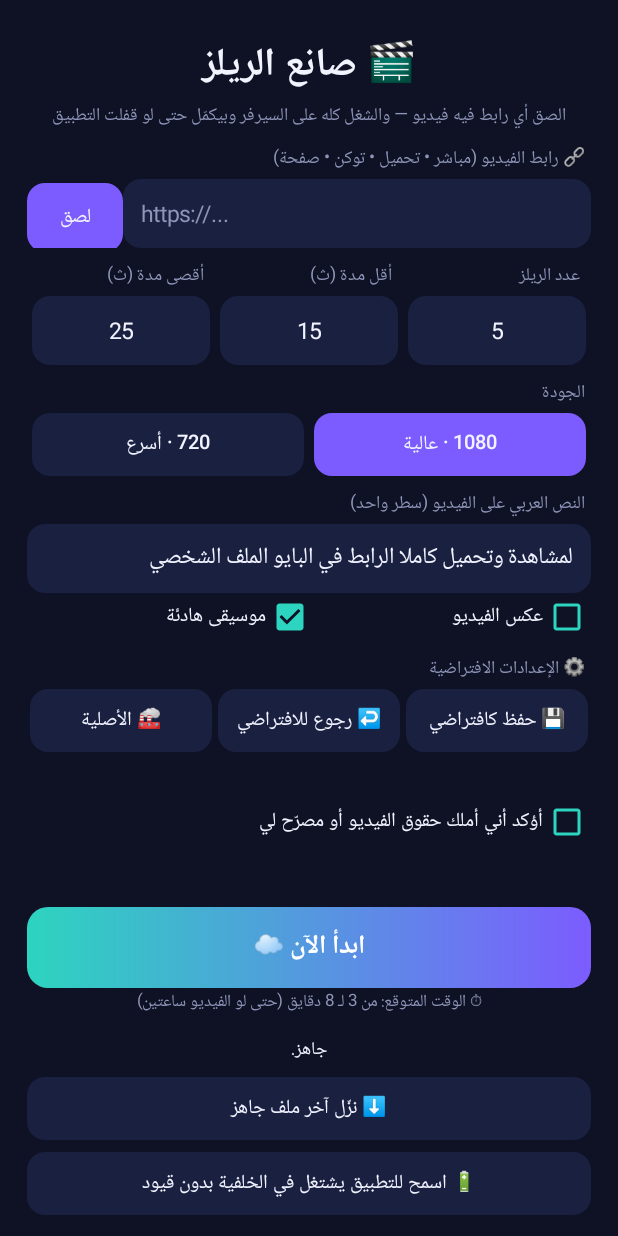
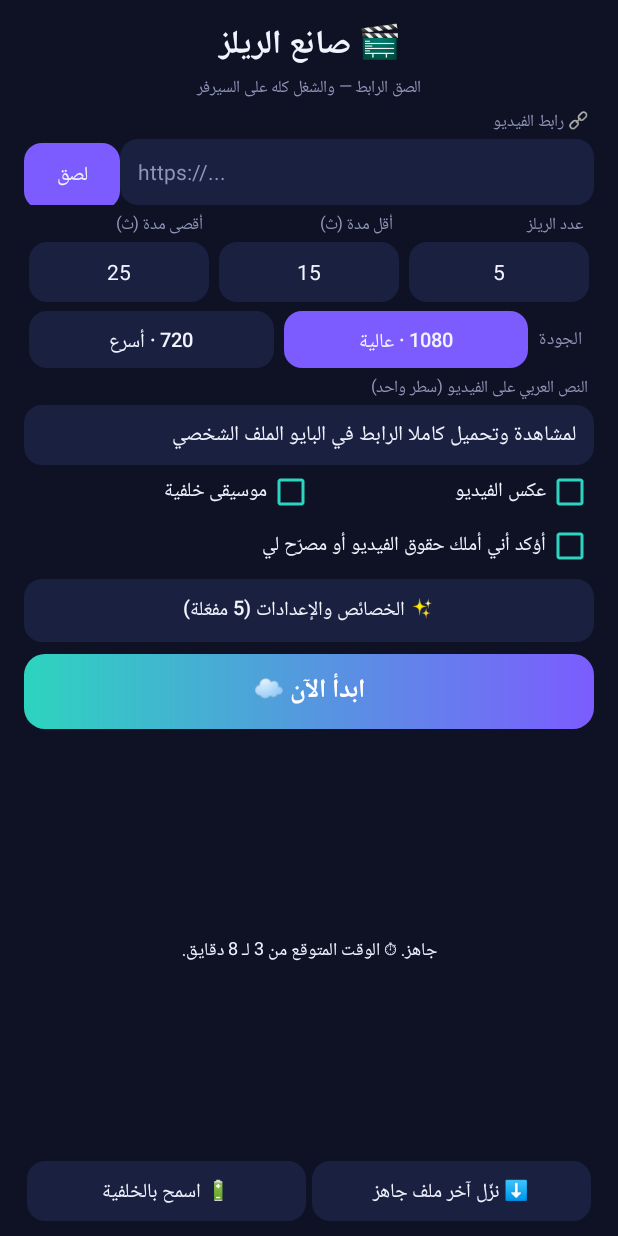
Before and after one commit to haker700700-lab/reels-maker, an Android app: the screen it shows after launch (MainActivity), on a phone screen of 412 x 824 dp. Run offline under Robolectric (Android 15) with nearby library versions, the phone set to English and light mode, and no system bars.

Commit message:
reels maker v4: vertical crop, best moments, face tracking, feature tiles, no-scroll home

```diff
--- a/android/app/build.gradle
+++ b/android/app/build.gradle
@@ -7,8 +7,8 @@ android {
         applicationId 'com.reelsmaker.app'
         minSdk 23
         targetSdk 34
-        versionCode 3
-        versionName '3.0'
+        versionCode 4
+        versionName '4.0'
         // بتتحقن وقت البناء على GitHub من الـ Secret (مش متكتوبة في الكود)
         buildConfigField "String", "APP_TOKEN", "\"${project.findProperty('appToken') ?: ''}\""
         buildConfigField "String", "APP_REPO", "\"${project.findProperty('appRepo') ?: ''}\""
--- a/android/app/src/main/AndroidManifest.xml
+++ b/android/app/src/main/AndroidManifest.xml
@@ -15,12 +15,15 @@
         android:theme="@android:style/Theme.DeviceDefault.Light.NoActionBar">
         <activity android:name=".MainActivity" android:exported="true"
             android:launchMode="singleTop"
-            android:windowSoftInputMode="adjustResize">
+            android:screenOrientation="portrait"
+            android:windowSoftInputMode="adjustPan">
             <intent-filter>
                 <action android:name="android.intent.action.MAIN" />
                 <category android:name="android.intent.category.LAUNCHER" />
             </intent-filter>
         </activity>
+        <activity android:name=".FeaturesActivity" android:exported="false"
+            android:screenOrientation="portrait" />
         <service android:name=".JobService" android:exported="false"
             android:foregroundServiceType="dataSync" />
         <receiver android:name=".BootReceiver" android:exported="true">
--- /dev/null
+++ b/android/app/src/main/java/com/reelsmaker/app/Feat.java
@@ -0,0 +1,110 @@
+package com.reelsmaker.app;
+
+import android.content.SharedPreferences;
+
+/** تعريف الخصائص (المربعات) والقيم الافتراضية — مشترك بين الشاشة الرئيسية وشاشة الخصائص. */
+final class Feat {
+    // الإعدادات الأصلية (المصنع)
+    static final String F_N = "5", F_MIN = "15", F_MAX = "25", F_RES = "1080";
+    static final String F_TEXT = "لمشاهدة وتحميل كاملا الرابط في البايو الملف الشخصي";
+    static final boolean F_REV = false, F_MUS = false;
+
+    // رقم كل خاصية (لازم يطابق ترتيب ID)
+    static final int CROP = 0, BEST = 1, FACE = 2;
+
+    static final String[] ID = {"crop", "best", "face", "enhance", "orig", "denoise", "fade", "musicfile"};
+    static final String[] ICON = {"✂️", "⭐", "👤", "✨", "🔊", "🎙️", "🎞️", "🎼"};
+    static final String[] NAME = {"قص بالطول", "أحسن اللحظات", "تتبّع الوجوه", "تحسين الصورة",
+            "صوت الفيديو", "تنقية الصوت", "تلاشي ناعم", "موسيقى منفصلة"};
+    static final String[] DESC = {
+            "الفيديو يملا الشاشة كلها بدون خلفية مغبشة",
+            "يختار الأقوى: حركة ووجوه وصوت",
+            "القص يمشي مع وش الشخص",
+            "ألوان وحدة أوضح شوية",
+            "سيب الصوت الأصلي شغّال",
+            "يقلل الدوشة من الكلام",
+            "بداية ونهاية بتدخل وتختفي بنعومة",
+            "ملف موسيقى لوحده جنب الريلز"};
+    static final boolean[] DEF = {true, true, true, true, true, false, false, false};
+
+    static final String[] STR_KEYS = {"n", "min", "max", "res", "text"};
+    static final String[] BOOL_KEYS = {"rev", "mus"};
+
+    private Feat() { }
+
+    /** القيمة الحالية، وإلا الافتراضي المحفوظ، وإلا الأصلي. */
+    static String str(SharedPreferences sp, String k, String factory) {
+        return sp.getString(k, sp.getString("d_" + k, factory));
+    }
+
+    static boolean bool(SharedPreferences sp, String k, boolean factory) {
+        return sp.getBoolean(k, sp.getBoolean("d_" + k, factory));
+    }
+
+    static boolean get(SharedPreferences sp, int i) {
+        return sp.getBoolean("f_" + ID[i], sp.getBoolean("d_f_" + ID[i], DEF[i]));
+    }
+
+    static int enabledCount(SharedPreferences sp) {
+        int c = 0;
+        for (int i = 0; i < ID.length; i++) {
+            if (get(sp, i)) c++;
+        }
+        return c;
+    }
+
+    /** النص اللي بيتبعت للسيرفر: crop,best,... أو none. */
+    static String string(SharedPreferences sp) {
+        StringBuilder sb = new StringBuilder();
+        for (int i = 0; i < ID.length; i++) {
+            if (get(sp, i)) {
+                if (sb.length() > 0) sb.append(',');
+                sb.append(ID[i]);
+            }
+        }
+        return sb.length() == 0 ? "none" : sb.toString();
+    }
+
+    /** حفظ كل اللي على الشاشة (وقت الحفظ) كإعدادات افتراضية. */
+    static void saveDefault(SharedPreferences sp) {
+        SharedPreferences.Editor e = sp.edit();
+        for (String k : STR_KEYS) {
+            if (sp.contains(k)) e.putString("d_" + k, sp.getString(k, ""));
+        }
+        for (String k : BOOL_KEYS) {
+            if (sp.contains(k)) e.putBoolean("d_" + k, sp.getBoolean(k, false));
+        }
+        for (int i = 0; i < ID.length; i++) {
+            e.putBoolean("d_f_" + ID[i], get(sp, i));
+        }
+        e.apply();
+    }
+
+    /** رجوع للافتراضي المحفوظ (لو مفيش، بيرجع للأصلي). */
+    static void restoreDefault(SharedPreferences sp) {
+        SharedPreferences.Editor e = sp.edit();
+        for (String k : STR_KEYS) {
+            if (sp.contains("d_" + k)) e.putString(k, sp.getString("d_" + k, ""));
+            else e.remove(k);
+        }
+        for (String k : BOOL_KEYS) {
+            if (sp.contains("d_" + k)) e.putBoolean(k, sp.getBoolean("d_" + k, false));
+            else e.remove(k);
+        }
+        for (int i = 0; i < ID.length; i++) {
+            String k = "f_" + ID[i];
+            if (sp.contains("d_" + k)) e.putBoolean(k, sp.getBoolean("d_" + k, DEF[i]));
+            else e.remove(k);
+        }
+        e.apply();
+    }
+
+    /** الإعدادات الأصلية: بيمسح الحالي والافتراضي المحفوظ. */
+    static void factory(SharedPreferences sp) {
+        SharedPreferences.Editor e = sp.edit();
+        for (String k : STR_KEYS) e.remove(k).remove("d_" + k);
+        for (String k : BOOL_KEYS) e.remove(k).remove("d_" + k);
+        for (int i = 0; i < ID.length; i++) e.remove("f_" + ID[i]).remove("d_f_" + ID[i]);
+        e.apply();
+    }
+}
--- a/android/app/src/main/java/com/reelsmaker/app/MainActivity.java
+++ b/android/app/src/main/java/com/reelsmaker/app/MainActivity.java
@@ -15,6 +15,7 @@ import android.os.Bundle;
 import android.os.PowerManager;
 import android.provider.Settings;
 import android.text.InputType;
+import android.text.TextUtils;
 import android.view.Gravity;
 import android.view.View;
 import android.widget.Button;
@@ -22,7 +23,6 @@ import android.widget.CheckBox;
 import android.widget.EditText;
 import android.widget.LinearLayout;
 import android.widget.ProgressBar;
-import android.widget.ScrollView;
 import android.widget.TextView;
 
 import org.json.JSONObject;
@@ -30,17 +30,13 @@ import org.json.JSONObject;
 /**
  * صانع الريلز: بتلصق الرابط وبس. الشغل كله على سيرفرات GitHub المجانية،
  * ومتابعة العملية والتنزيل بتتم في خدمة خلفية (JobService) بتكمّل حتى لو قفلت الشاشة أو التطبيق أو النت فصل.
+ * الصفحة الرئيسية ثابتة على شاشة واحدة (من غير أي تمرير طلوع أو نزول). الخصائص في شاشة مستقلة (FeaturesActivity).
  */
 public class MainActivity extends Activity {
-    // الإعدادات الأصلية (المصنع)
-    static final String F_N = "5", F_MIN = "15", F_MAX = "25", F_RES = "1080";
-    static final String F_TEXT = "لمشاهدة وتحميل كاملا الرابط في البايو الملف الشخصي";
-    static final boolean F_REV = false, F_MUS = true;
-
     SharedPreferences sp;
     EditText link, count, minL, maxL, text;
-    String resv = F_RES;
-    Button q720, q1080, go, last, battery;
+    String resv = Feat.F_RES;
+    Button q720, q1080, go, last, battery, feats;
     CheckBox reverse, music, rights;
     TextView status;
     ProgressBar bar;
@@ -60,9 +56,10 @@ public class MainActivity extends Activity {
     TextView label(LinearLayout p, String s) {
         TextView t = new TextView(this);
         t.setText(s);
-        t.setTextSize(12);
+        t.setTextSize(11);
         t.setTextColor(DIM);
-        t.setPadding(dp(4), dp(8), dp(4), dp(3));
+        t.setSingleLine(true);
+        t.setPadding(dp(4), dp(4), dp(4), dp(2));
         p.addView(t);
         return t;
     }
@@ -75,7 +72,7 @@ public class MainActivity extends Activity {
         e.setSingleLine(true);
         e.setTextColor(TXT);
         e.setHintTextColor(DIM);
-        e.setTextSize(15);
+        e.setTextSize(14);
         e.setBackground(shape(CARD, 12));
         e.setPadding(dp(12), 0, dp(12), 0);
         return e;
@@ -90,7 +87,7 @@ public class MainActivity extends Activity {
     EditText field(LinearLayout p, String lbl, String val, int type) {
         label(p, lbl);
         EditText e = box("", val, type);
-        p.addView(e, lp(-1, dp(46), 0, 0));
+        p.addView(e, lp(-1, dp(40), 0, 0));
         return e;
     }
 
@@ -101,7 +98,8 @@ public class MainActivity extends Activity {
         c.setTextColor(TXT);
         c.setTextSize(13);
         c.setButtonTintList(android.content.res.ColorStateList.valueOf(ACC2));
-        p.addView(c, lp(-2, -2, 1, 0));
+        // جوه صف أفقي: بياخد نصيبه بالتساوي. جوه عمود رأسي: مفيش وزن (عشان ما ياخدش من مساحة الحالة)
+        p.addView(c, lp(-2, dp(36), p.getOrientation() == LinearLayout.HORIZONTAL ? 1 : 0, 0));
         return c;
     }
 
@@ -111,61 +109,74 @@ public class MainActivity extends Activity {
         b.setAllCaps(false);
         b.setTextColor(TXT);
         b.setTextSize(13);
+        b.setMinHeight(0);
+        b.setMinimumHeight(0);
         b.setBackground(shape(on ? ACC : CARD, 12));
         b.setStateListAnimator(null);
         return b;
     }
 
     void setRes(String r) {
-        resv = r;
-        q720.setBackground(shape("720".equals(r) ? ACC : CARD, 12));
-        q1080.setBackground(shape("1080".equals(r) ? ACC : CARD, 12));
+        resv = "720".equals(r) ? "720" : "1080";
+        q720.setBackground(shape("720".equals(resv) ? ACC : CARD, 12));
+        q1080.setBackground(shape("1080".equals(resv) ? ACC : CARD, 12));
     }
 
-    /** القيمة الافتراضية المحفوظة (أو الأصلية لو ما حفظتش). */
-    String dflt(String k, String factory) { return sp.getString("d_" + k, factory); }
+    /** بيحمّل القيم (الحالية، وإلا الافتراضي المحفوظ، وإلا الأصلي) في الخانات. */
+    void loadFromPrefs() {
+        count.setText(Feat.str(sp, "n", Feat.F_N));
+        minL.setText(Feat.str(sp, "min", Feat.F_MIN));
+        maxL.setText(Feat.str(sp, "max", Feat.F_MAX));
+        setRes(Feat.str(sp, "res", Feat.F_RES));
+        text.setText(Feat.str(sp, "text", Feat.F_TEXT));
+        reverse.setChecked(Feat.bool(sp, "rev", Feat.F_REV));
+        music.setChecked(Feat.bool(sp, "mus", Feat.F_MUS));
+    }
 
-    void applyValues(String n, String mn, String mx, String res, String txt, boolean rev, boolean mus) {
-        count.setText(n);
-        minL.setText(mn);
-        maxL.setText(mx);
-        setRes(res);
-        text.setText(txt);
-        reverse.setChecked(rev);
-        music.setChecked(mus);
+    /** بيحفظ اللي على الشاشة كقيم حالية (عشان شاشة الخصائص تقدر تحفظها كافتراضي). */
+    void saveCurrent() {
+        sp.edit().putString("n", count.getText().toString().trim())
+                .putString("min", minL.getText().toString().trim())
+                .putString("max", maxL.getText().toString().trim())
+                .putString("res", resv)
+                .putString("text", text.getText().toString())
+                .putBoolean("rev", reverse.isChecked())
+                .putBoolean("mus", music.isChecked()).apply();
     }
 
     @Override
     protected void onCreate(Bundle b) {
         super.onCreate(b);
         sp = getSharedPreferences("reels", MODE_PRIVATE);
+        if (!sp.contains("v4")) {
+            // مرة واحدة بس: الموسيقى بقت اختيارية ومقفولة من الأصل
+            sp.edit().remove("mus").remove("d_mus").putBoolean("v4", true).apply();
+        }
         getWindow().setStatusBarColor(BG);
         getWindow().setNavigationBarColor(BG);
-        ScrollView scroll = new ScrollView(this);
-        scroll.setFillViewport(true);
-        scroll.setBackgroundColor(BG);
+
         LinearLayout root = new LinearLayout(this);
         root.setOrientation(LinearLayout.VERTICAL);
         root.setBackgroundColor(BG);
         root.setLayoutDirection(View.LAYOUT_DIRECTION_RTL);
-        root.setPadding(dp(18), dp(22), dp(18), dp(14));
-        scroll.addView(root);
+        root.setPadding(dp(16), dp(12), dp(16), dp(10));
 
         TextView title = new TextView(this);
         title.setText("🎬 صانع الريلز");
-        title.setTextSize(26);
+        title.setTextSize(22);
         title.setTextColor(TXT);
         title.setTypeface(android.graphics.Typeface.DEFAULT_BOLD);
         title.setGravity(Gravity.CENTER);
         root.addView(title);
         TextView sub = new TextView(this);
-        sub.setText("الصق أي رابط فيه فيديو — والشغل كله على السيرفر وبيكمّل حتى لو قفلت التطبيق");
-        sub.setTextSize(12);
+        sub.setText("الصق الرابط — والشغل كله على السيرفر");
+        sub.setTextSize(11);
         sub.setTextColor(DIM);
         sub.setGravity(Gravity.CENTER);
+        sub.setSingleLine(true);
         root.addView(sub);
 
-        label(root, "🔗 رابط الفيديو (مباشر • تحميل • توكن • صفحة)");
+        label(root, "🔗 رابط الفيديو");
         LinearLayout lr = new LinearLayout(this);
         link = box("https://...", "", InputType.TYPE_TEXT_VARIATION_URI);
         Button paste = pill("لصق", true);
@@ -176,18 +187,17 @@ public class MainActivity extends Activity {
                 if (t != null) link.setText(t.toString().trim());
             }
         });
-        lr.addView(link, lp(0, dp(46), 1, 0));
-        lr.addView(paste, lp(dp(64), dp(46), 0, 0));
+        lr.addView(link, lp(0, dp(44), 1, 0));
+        lr.addView(paste, lp(dp(64), dp(44), 0, 0));
         root.addView(lr);
 
         LinearLayout nr = new LinearLayout(this);
         String[] lbls = {"عدد الريلز", "أقل مدة (ث)", "أقصى مدة (ث)"};
         EditText[] es = new EditText[3];
-        String[] vals = {sp.getString("n", dflt("n", F_N)), sp.getString("min", dflt("min", F_MIN)), sp.getString("max", dflt("max", F_MAX))};
         for (int i = 0; i < 3; i++) {
             LinearLayout c = new LinearLayout(this);
             c.setOrientation(LinearLayout.VERTICAL);
-            es[i] = field(c, lbls[i], vals[i], InputType.TYPE_CLASS_NUMBER);
+            es[i] = field(c, lbls[i], "", InputType.TYPE_CLASS_NUMBER);
             es[i].setGravity(Gravity.CENTER);
             nr.addView(c, lp(0, -2, 1, 3));
         }
@@ -196,57 +206,38 @@ public class MainActivity extends Activity {
         maxL = es[2];
         root.addView(nr);
 
-        label(root, "الجودة");
         LinearLayout qr = new LinearLayout(this);
+        qr.setGravity(Gravity.CENTER_VERTICAL);
+        TextView ql = new TextView(this);
+        ql.setText("الجودة");
+        ql.setTextSize(12);
+        ql.setTextColor(DIM);
+        ql.setPadding(dp(4), 0, dp(8), 0);
+        qr.addView(ql);
         q1080 = pill("1080 · عالية", true);
         q720 = pill("720 · أسرع", false);
         q1080.setOnClickListener(v -> setRes("1080"));
         q720.setOnClickListener(v -> setRes("720"));
-        qr.addView(q1080, lp(0, dp(42), 1, 3));
-        qr.addView(q720, lp(0, dp(42), 1, 3));
-        root.addView(qr);
-        setRes(sp.getString("res", dflt("res", F_RES)));
+        qr.addView(q1080, lp(0, dp(38), 1, 3));
+        qr.addView(q720, lp(0, dp(38), 1, 3));
+        LinearLayout.LayoutParams qlp = lp(-1, -2, 0, 0);
+        qlp.topMargin = dp(6);
+        root.addView(qr, qlp);
 
-        text = field(root, "النص العربي على الفيديو (سطر واحد)", sp.getString("text", dflt("text", F_TEXT)), InputType.TYPE_CLASS_TEXT);
+        text = field(root, "النص العربي على الفيديو (سطر واحد)", "", InputType.TYPE_CLASS_TEXT);
 
         LinearLayout cr = new LinearLayout(this);
-        reverse = check(cr, "عكس الفيديو", sp.getBoolean("rev", sp.getBoolean("d_rev", F_REV)));
-        music = check(cr, "موسيقى هادئة", sp.getBoolean("mus", sp.getBoolean("d_mus", F_MUS)));
+        reverse = check(cr, "عكس الفيديو", false);
+        music = check(cr, "موسيقى خلفية", false);
         root.addView(cr);
 
-        // الإعدادات الافتراضية: بتغيّر الرابط بس كل مرة
-        label(root, "⚙️ الإعدادات الافتراضية");
-        LinearLayout dr = new LinearLayout(this);
-        Button saveDef = pill("💾 حفظ كافتراضي", false);
-        Button resetDef = pill("↩️ رجوع للافتراضي", false);
-        Button factory = pill("🏭 الأصلية", false);
-        dr.addView(saveDef, lp(0, dp(42), 1, 2));
-        dr.addView(resetDef, lp(0, dp(42), 1, 2));
-        dr.addView(factory, lp(0, dp(42), 1, 2));
-        root.addView(dr);
-        saveDef.setOnClickListener(v -> {
-            sp.edit().putString("d_n", count.getText().toString().trim())
-                    .putString("d_min", minL.getText().toString().trim())
-                    .putString("d_max", maxL.getText().toString().trim())
-                    .putString("d_res", resv)
-                    .putString("d_text", text.getText().toString())
-                    .putBoolean("d_rev", reverse.isChecked())
-                    .putBoolean("d_mus", music.isChecked()).apply();
-            status.setText("💾 اتحفظت كإعدادات افتراضية. من دلوقتي كل اللي تغيّره هو الرابط بس.");
-        });
-        resetDef.setOnClickListener(v -> {
-            applyValues(dflt("n", F_N), dflt("min", F_MIN), dflt("max", F_MAX), dflt("res", F_RES), dflt("text", F_TEXT),
-                    sp.getBoolean("d_rev", F_REV), sp.getBoolean("d_mus", F_MUS));
-            status.setText("↩️ رجعت الإعدادات الافتراضية.");
-        });
-        factory.setOnClickListener(v -> {
-            SharedPreferences.Editor e = sp.edit();
-            e.remove("d_n").remove("d_min").remove("d_max").remove("d_res").remove("d_text").remove("d_rev").remove("d_mus").apply();
-            applyValues(F_N, F_MIN, F_MAX, F_RES, F_TEXT, F_REV, F_MUS);
-            status.setText("🏭 رجعت الإعدادات الأصلية.");
-        });
+        rights = check(root, "أؤكد أني أملك حقوق الفيديو أو مصرّح لي", false);
 
-        rights = check(root, "أؤكد أني أملك حقوق الفيديو أو مصرّح لي", false);
+        feats = pill("✨ الخصائص والإعدادات", false);
+        feats.setOnClickListener(v -> startActivity(new Intent(this, FeaturesActivity.class)));
+        LinearLayout.LayoutParams fl = lp(-1, dp(42), 0, 0);
+        fl.topMargin = dp(4);
+        root.addView(feats, fl);
 
         go = new Button(this);
         go.setText("ابدأ الآن ☁️");
@@ -254,53 +245,54 @@ public class MainActivity extends Activity {
         go.setTextSize(17);
         go.setTextColor(Color.WHITE);
         go.setTypeface(android.graphics.Typeface.DEFAULT_BOLD);
+        go.setMinHeight(0);
+        go.setMinimumHeight(0);
         GradientDrawable gd = new GradientDrawable(GradientDrawable.Orientation.RIGHT_LEFT, new int[]{ACC, ACC2});
         gd.setCornerRadius(dp(14));
         go.setBackground(gd);
         go.setStateListAnimator(null);
-        LinearLayout.LayoutParams gl = lp(-1, dp(54), 0, 0);
-        gl.topMargin = dp(10);
+        LinearLayout.LayoutParams gl = lp(-1, dp(50), 0, 0);
+        gl.topMargin = dp(8);
         root.addView(go, gl);
-
-        TextView eta = new TextView(this);
-        eta.setText("⏱ الوقت المتوقع: من 3 لـ 8 دقايق (حتى لو الفيديو ساعتين)");
-        eta.setTextSize(11);
-        eta.setTextColor(DIM);
-        eta.setGravity(Gravity.CENTER);
-        root.addView(eta);
 
         bar = new ProgressBar(this, null, android.R.attr.progressBarStyleHorizontal);
         bar.setIndeterminate(true);
         bar.setIndeterminateTintList(android.content.res.ColorStateList.valueOf(ACC2));
         bar.setVisibility(View.INVISIBLE);
-        root.addView(bar, lp(-1, dp(4), 0, 0));
+        LinearLayout.LayoutParams bp = lp(-1, dp(4), 0, 0);
+        bp.topMargin = dp(4);
+        root.addView(bar, bp);
+
+        // الحالة: بتاخد المساحة الباقية (مفيش تمرير). اضغط عليها تشوف الرسالة كاملة.
         status = new TextView(this);
         status.setTextColor(TXT);
         status.setTextSize(12);
-        status.setTextIsSelectable(true);
         status.setGravity(Gravity.CENTER);
-        status.setPadding(0, dp(8), 0, dp(8));
-        status.setText("جاهز.");
-        root.addView(status, lp(-1, -2, 0, 0));
+        status.setMaxLines(5);
+        status.setEllipsize(TextUtils.TruncateAt.END);
+        status.setPadding(0, dp(4), 0, dp(4));
+        status.setText("جاهز. ⏱ الوقت المتوقع من 3 لـ 8 دقايق.");
+        status.setOnClickListener(v -> {
+            CharSequence t = status.getText();
+            if (t == null || t.length() == 0) return;
+            new android.app.AlertDialog.Builder(this).setMessage(t).setPositiveButton("تمام", null).show();
+        });
+        LinearLayout.LayoutParams stp = lp(-1, 0, 1, 0);
+        root.addView(status, stp);
 
-        last = new Button(this);
-        last.setText("⬇️ نزّل آخر ملف جاهز");
-        last.setAllCaps(false);
-        last.setTextColor(TXT);
-        last.setTextSize(13);
-        last.setBackground(shape(CARD, 12));
-        last.setStateListAnimator(null);
-        root.addView(last, lp(-1, dp(42), 0, 0));
-
-        battery = pill("🔋 اسمح للتطبيق يشتغل في الخلفية بدون قيود", false);
-        LinearLayout.LayoutParams bl = lp(-1, dp(42), 0, 0);
-        bl.topMargin = dp(8);
-        root.addView(battery, bl);
+        LinearLayout br = new LinearLayout(this);
+        last = pill("⬇️ نزّل آخر ملف جاهز", false);
+        battery = pill("🔋 اسمح بالخلفية", false);
+        br.addView(last, lp(0, dp(40), 1, 2));
+        br.addView(battery, lp(0, dp(40), 1, 2));
+        root.addView(br);
         battery.setOnClickListener(v -> askBattery());
 
         go.setOnClickListener(v -> start());
         last.setOnClickListener(v -> downloadLast());
-        setContentView(scroll);
+        setContentView(root);
+
+        loadFromPrefs();
 
         if (Build.VERSION.SDK_INT >= 33 && checkSelfPermission(Manifest.permission.POST_NOTIFICATIONS) != PackageManager.PERMISSION_GRANTED) {
             requestPermissions(new String[]{Manifest.permission.POST_NOTIFICATIONS}, 11);
@@ -312,6 +304,7 @@ public class MainActivity extends Activity {
     @Override
     protected void onResume() {
         super.onResume();
+        loadFromPrefs();   // لو رجعت من شاشة الخصائص (حفظ/رجوع للافتراضي/الأصلية)
         sp.registerOnSharedPreferenceChangeListener(listener);
         // لو في عملية شغّالة والخدمة اتقتلت (مثلًا من النظام)، نشغّلها تاني
         if (isRunning() && !JobService.alive) startJobService();
@@ -321,6 +314,7 @@ public class MainActivity extends Activity {
     @Override
     protected void onPause() {
         sp.unregisterOnSharedPreferenceChangeListener(listener);
+        saveCurrent();
         super.onPause();
     }
 
@@ -337,6 +331,7 @@ public class MainActivity extends Activity {
         bar.setVisibility(run ? View.VISIBLE : View.INVISIBLE);
         String m = sp.getString("msg", "");
         if (!m.isEmpty()) status.setText(m);
+        feats.setText("✨ الخصائص والإعدادات (" + Feat.enabledCount(sp) + " مفعّلة)");
         boolean ignoring = true;
         if (Build.VERSION.SDK_INT >= 23) {
             PowerManager pm = (PowerManager) getSystemService(POWER_SERVICE);
@@ -394,9 +389,7 @@ public class MainActivity extends Activity {
         count.setText(String.valueOf(n));
         minL.setText(String.valueOf(mn));
         maxL.setText(String.valueOf(mx));
-        sp.edit().putString("n", String.valueOf(n)).putString("min", String.valueOf(mn)).putString("max", String.valueOf(mx))
-                .putString("res", resv).putString("text", text.getText().toString())
-                .putBoolean("rev", reverse.isChecked()).putBoolean("mus", music.isChecked()).apply();
+        saveCurrent();
         final String job = java.util.UUID.randomUUID().toString().replace("-", "").substring(0, 12);
         final String body;
         try {
@@ -411,6 +404,7 @@ public class MainActivity extends Activity {
             in.put("reverse", String.valueOf(reverse.isChecked()));
             in.put("text", text.getText().toString());
             in.put("music", String.valueOf(music.isChecked()));
+            in.put("feat", Feat.string(sp));
             body = new JSONObject().put("ref", "main").put("inputs", in).toString();
         } catch (Exception e) { status.setText("خطأ في الإعدادات."); return; }
 
```
Also changed, not shown: android/app/src/main/java/com/reelsmaker/app/FeaturesActivity.java (added, +211 -0 lines), 5 other files.
